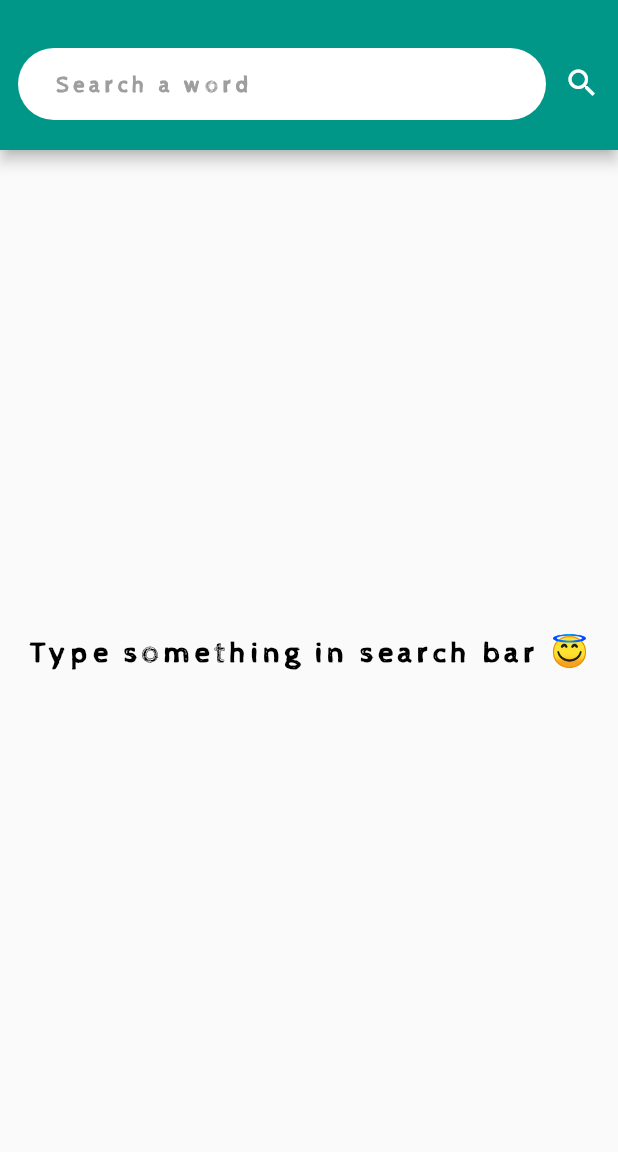
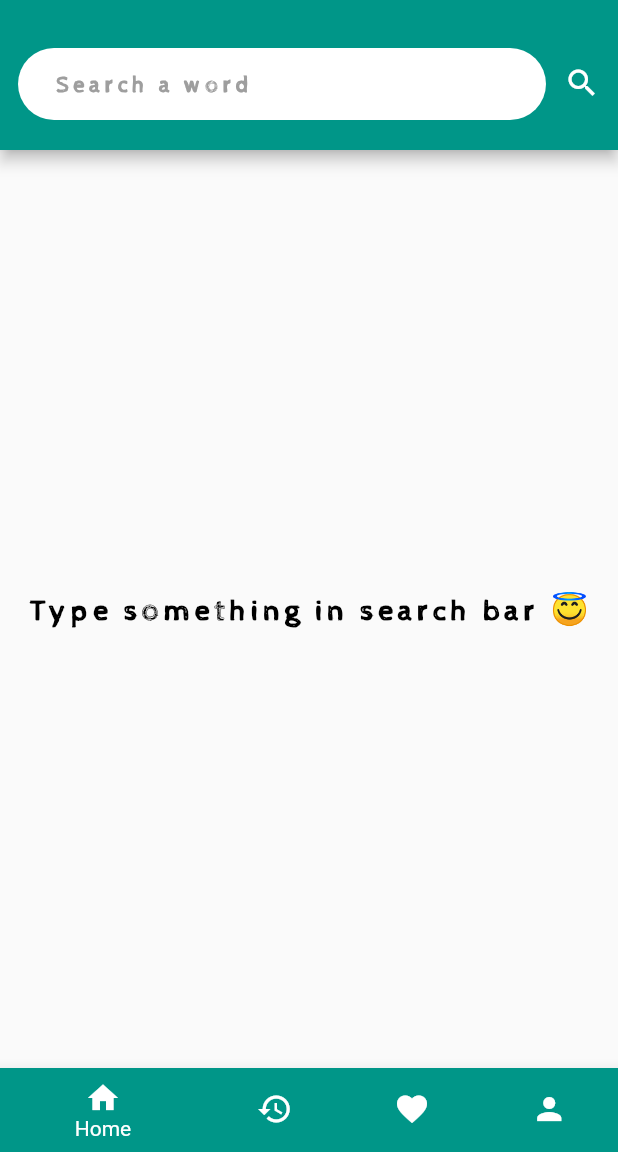
Before and after one commit to kmranrg/wicktionary, a Flutter app: the MyHomePage screen opened directly, after a tap on the "search" icon, on a phone screen of 412 x 824 dp, the part 84-1236 px from its top. Run offline on Flutter 3.47's test engine with Material 2 defaults, Android fonts, the phone set to English and light mode, and no system bars; our stand-ins replace avatar_glow.

Commit message:
bottom navigation bar

```diff
--- /dev/null
+++ b/lib/constants.dart
@@ -0,0 +1,19 @@
+import 'package:flutter/material.dart';
+
+final myBoldTextStyle = TextStyle(
+  fontSize: 35.0,
+  fontWeight: FontWeight.bold,
+  color: Colors.white,
+  decoration: TextDecoration.none,
+  fontFamily: 'Cabin Sketch Bold',
+  letterSpacing: 3,
+);
+
+final myRegularTextStyle = TextStyle(
+  fontSize: 15.0,
+  fontWeight: FontWeight.bold,
+  color: Colors.black,
+  decoration: TextDecoration.none,
+  fontFamily: 'Cabin Sketch Regular',
+  letterSpacing: 3,
+);
--- a/lib/home_page.dart
+++ b/lib/home_page.dart
@@ -1,8 +1,6 @@
-import 'dart:async';
-import 'dart:convert';
 import 'package:flutter/cupertino.dart';
 import 'package:flutter/material.dart';
-import 'package:http/http.dart';
+import 'package:wicktionary/widgets/home_tab.dart';
 
 class MyHomePage extends StatefulWidget {
   @override
@@ -10,198 +8,54 @@ class MyHomePage extends StatefulWidget {
 }
 
 class _MyHomePageState extends State<MyHomePage> {
-  var myBoldTextStyle = TextStyle(
-    fontSize: 35.0,
-    fontWeight: FontWeight.bold,
-    color: Colors.white,
-    decoration: TextDecoration.none,
-    fontFamily: 'Cabin Sketch Bold',
-    letterSpacing: 3,
-  );
+  int _currentIndex = 0;
 
-  var myRegularTextStyle = TextStyle(
-    fontSize: 15.0,
-    fontWeight: FontWeight.bold,
-    color: Colors.black,
-    decoration: TextDecoration.none,
-    fontFamily: 'Cabin Sketch Regular',
-    letterSpacing: 3,
-  );
-
-  String _url = "https://owlbot.info/api/v4/dictionary/";
-  String _token = "625a7118fed3ff3cf39b18e5044efad0a89b1a12";
-
-  TextEditingController _controller = TextEditingController();
-
-  StreamController _streamController;
-  Stream _stream;
-
-  Timer _debounce;
-
-  _search() async {
-    if (_controller.text == null || _controller.text.length == 0) {
-      _streamController.add(null);
-      return;
-    }
-
-    _streamController.add("waiting");
-    Response response = await get(Uri.parse(_url + _controller.text.trim()),
-        headers: {"Authorization": "Token " + _token});
-    _streamController.add(json.decode(response.body));
-  }
-
-  @override
-  void initState() {
-    super.initState();
-
-    _streamController = StreamController();
-    _stream = _streamController.stream;
-  }
+  var tabs = [
+    HomeTab(),
+    Center(
+      child: Text("History"),
+    ),
+    Center(
+      child: Text("Favorites"),
+    ),
+    Center(
+      child: Text("Developer"),
+    ),
+  ];
 
   @override
   Widget build(BuildContext context) {
     return Scaffold(
-      appBar: AppBar(
-        title: Center(
-            child: Padding(
-          padding: const EdgeInsets.only(top: 40.0, bottom: 10.0, right: 50.0),
-          child: Text(
-            "WICKTIONARY",
-            style: myBoldTextStyle,
+      body: tabs[_currentIndex],
+      bottomNavigationBar: BottomNavigationBar(
+        currentIndex: _currentIndex,
+        items: [
+          BottomNavigationBarItem(
+            icon: Icon(Icons.home),
+            label: "Home",
+            backgroundColor: Colors.teal,
           ),
-        )),
-        bottom: PreferredSize(
-          preferredSize: Size.fromHeight(100.0),
-          child: Row(
-            children: <Widget>[
-              Expanded(
-                child: Container(
-                  margin: const EdgeInsets.only(
-                      left: 12.0, bottom: 20.0, top: 22.0),
-                  decoration: BoxDecoration(
-                    color: Colors.white,
-                    borderRadius: BorderRadius.circular(24.0),
-                  ),
-                  child: TextFormField(
-                    onChanged: (String text) {
-                      if (_debounce?.isActive ?? false) _debounce.cancel();
-                      _debounce = Timer(const Duration(milliseconds: 1000), () {
-                        _search();
-                      });
-                    },
-                    controller: _controller,
-                    decoration: InputDecoration(
-                        hintText: "Search a word",
-                        contentPadding: const EdgeInsets.only(left: 24.0),
-                        border: InputBorder.none,
-                        hintStyle:
-                            myRegularTextStyle.copyWith(color: Colors.grey)),
-                  ),
-                ),
-              ),
-              IconButton(
-                icon: Icon(
-                  Icons.search,
-                  color: Colors.white,
-                ),
-                onPressed: () {
-                  _search();
-                },
-              )
-            ],
+          BottomNavigationBarItem(
+            icon: Icon(Icons.history),
+            label: "History",
+            backgroundColor: Colors.teal,
           ),
-        ),
-      ),
-      body: Container(
-        margin: const EdgeInsets.all(8.0),
-        child: StreamBuilder(
-          stream: _stream,
-          builder: (BuildContext ctx, AsyncSnapshot snapshot) {
-            if (snapshot.data == null) {
-              return Center(
-                child: Text(
-                  "Type something in search bar 😇",
-                  style: myRegularTextStyle.copyWith(fontSize: 20.0),
-                ),
-              );
-            }
-
-            // check the API response from the following statement
-            //print(snapshot);
-
-            try {
-              if (snapshot.data[0]["message"] == "No definition :(") {
-                return Center(
-                  child: Text(
-                    "No definition found 🥺",
-                    style: myRegularTextStyle.copyWith(
-                      fontSize: 20.0,
-                    ),
-                  ),
-                );
-              }
-            } catch (e) {
-              if (snapshot.data == "waiting") {
-                return Center(
-                  child: CircularProgressIndicator(),
-                );
-              }
-
-              return ListView.builder(
-                itemCount: snapshot.data["definitions"].length,
-                itemBuilder: (BuildContext context, int index) {
-                  return ListBody(
-                    children: <Widget>[
-                      Container(
-                        color: Colors.teal[50],
-                        child: ListTile(
-                          leading: snapshot.data["definitions"][index]
-                                      ["image_url"] ==
-                                  null
-                              ? null
-                              : CircleAvatar(
-                                  backgroundImage: NetworkImage(snapshot
-                                      .data["definitions"][index]["image_url"]),
-                                ),
-                          title: Text(
-                            _controller.text.trim() +
-                                " (" +
-                                snapshot.data["definitions"][index]["type"] +
-                                ")",
-                            style: myRegularTextStyle.copyWith(
-                              fontSize: 24.0,
-                            ),
-                          ),
-                        ),
-                      ),
-                      Padding(
-                        padding: const EdgeInsets.all(8.0),
-                        child: snapshot.data["pronunciation"] == null
-                            ? Text("")
-                            : Text(
-                                snapshot.data["pronunciation"],
-                                style: myRegularTextStyle.copyWith(
-                                    fontSize: 25.0, color: Colors.red),
-                              ),
-                      ),
-                      Padding(
-                        padding: const EdgeInsets.all(8.0),
-                        child: Text(
-                          snapshot.data["definitions"][index]["definition"],
-                          style: myRegularTextStyle.copyWith(
-                              fontSize: 25.0, letterSpacing: 1),
-                        ),
-                      ),
-                    ],
-                  );
-                },
-              );
-            }
-            return SizedBox(
-              height: 0.0,
-            );
-          },
-        ),
+          BottomNavigationBarItem(
+            icon: Icon(Icons.favorite),
+            label: "Favorites",
+            backgroundColor: Colors.teal,
+          ),
+          BottomNavigationBarItem(
+            icon: Icon(Icons.person),
+            label: "Developer",
+            backgroundColor: Colors.teal,
+          ),
+        ],
+        onTap: (index) {
+          setState(() {
+            _currentIndex = index;
+          });
+        },
       ),
     );
   }
--- /dev/null
+++ b/lib/widgets/developer_tab.dart
@@ -0,0 +1,8 @@
+import 'package:flutter/material.dart';
+
+class DeveloperTab extends StatelessWidget {
+  @override
+  Widget build(BuildContext context) {
+    return Container();
+  }
+}
--- /dev/null
+++ b/lib/widgets/favorites_tab.dart
@@ -0,0 +1,8 @@
+import 'package:flutter/material.dart';
+
+class FavoritesTab extends StatelessWidget {
+  @override
+  Widget build(BuildContext context) {
+    return Container();
+  }
+}
--- /dev/null
+++ b/lib/widgets/history_tab.dart
@@ -0,0 +1,8 @@
+import 'package:flutter/material.dart';
+
+class HistoryTab extends StatelessWidget {
+  @override
+  Widget build(BuildContext context) {
+    return Container();
+  }
+}
--- /dev/null
+++ b/lib/widgets/home_tab.dart
@@ -0,0 +1,208 @@
+import 'dart:async';
+import 'dart:convert';
+import 'package:flutter/cupertino.dart';
+import 'package:flutter/material.dart';
+import 'package:http/http.dart';
+
+class HomeTab extends StatefulWidget {
+  @override
+  _HomeTabState createState() => _HomeTabState();
+}
+
+class _HomeTabState extends State<HomeTab> {
+  var myBoldTextStyle = TextStyle(
+    fontSize: 35.0,
+    fontWeight: FontWeight.bold,
+    color: Colors.white,
+    decoration: TextDecoration.none,
+    fontFamily: 'Cabin Sketch Bold',
+    letterSpacing: 3,
+  );
+
+  var myRegularTextStyle = TextStyle(
+    fontSize: 15.0,
+    fontWeight: FontWeight.bold,
+    color: Colors.black,
+    decoration: TextDecoration.none,
+    fontFamily: 'Cabin Sketch Regular',
+    letterSpacing: 3,
+  );
+
+  String _url = "https://owlbot.info/api/v4/dictionary/";
+  String _token = "625a7118fed3ff3cf39b18e5044efad0a89b1a12";
+
+  TextEditingController _controller = TextEditingController();
+
+  StreamController _streamController;
+  Stream _stream;
+
+  Timer _debounce;
+
+  _search() async {
+    if (_controller.text == null || _controller.text.length == 0) {
+      _streamController.add(null);
+      return;
+    }
+
+    _streamController.add("waiting");
+    Response response = await get(Uri.parse(_url + _controller.text.trim()),
+        headers: {"Authorization": "Token " + _token});
+    _streamController.add(json.decode(response.body));
+  }
+
+  @override
+  void initState() {
+    super.initState();
+
+    _streamController = StreamController();
+    _stream = _streamController.stream;
+  }
+
+  @override
+  Widget build(BuildContext context) {
+    return Scaffold(
+      appBar: AppBar(
+        title: Center(
+            child: Padding(
+          padding: const EdgeInsets.only(top: 40.0, bottom: 10.0, right: 50.0),
+          child: Text(
+            "WICKTIONARY",
+            style: myBoldTextStyle,
+          ),
+        )),
+        bottom: PreferredSize(
+          preferredSize: Size.fromHeight(100.0),
+          child: Row(
+            children: <Widget>[
+              Expanded(
+                child: Container(
+                  margin: const EdgeInsets.only(
+                      left: 12.0, bottom: 20.0, top: 22.0),
+                  decoration: BoxDecoration(
+                    color: Colors.white,
+                    borderRadius: BorderRadius.circular(24.0),
+                  ),
+                  child: TextFormField(
+                    onChanged: (String text) {
+                      if (_debounce?.isActive ?? false) _debounce.cancel();
+                      _debounce = Timer(const Duration(milliseconds: 1000), () {
+                        _search();
+                      });
+                    },
+                    controller: _controller,
+                    decoration: InputDecoration(
+                        hintText: "Search a word",
+                        contentPadding: const EdgeInsets.only(left: 24.0),
+                        border: InputBorder.none,
+                        hintStyle:
+                            myRegularTextStyle.copyWith(color: Colors.grey)),
+                  ),
+                ),
+              ),
+              IconButton(
+                icon: Icon(
+                  Icons.search,
+                  color: Colors.white,
+                ),
+                onPressed: () {
+                  _search();
+                },
+              )
+            ],
+          ),
+        ),
+      ),
+      body: Container(
+        margin: const EdgeInsets.all(8.0),
+        child: StreamBuilder(
+          stream: _stream,
+          builder: (BuildContext ctx, AsyncSnapshot snapshot) {
+            if (snapshot.data == null) {
+              return Center(
+                child: Text(
+                  "Type something in search bar 😇",
+                  style: myRegularTextStyle.copyWith(fontSize: 20.0),
+                ),
+              );
+            }
+
+            // check the API response from the following statement
+            //print(snapshot);
+
+            try {
+              if (snapshot.data[0]["message"] == "No definition :(") {
+                return Center(
+                  child: Text(
+                    "No definition found 🥺",
+                    style: myRegularTextStyle.copyWith(
+                      fontSize: 20.0,
+                    ),
+                  ),
+                );
+              }
+            } catch (e) {
+              if (snapshot.data == "waiting") {
+                return Center(
+                  child: CircularProgressIndicator(),
+                );
+              }
+
+              return ListView.builder(
+                itemCount: snapshot.data["definitions"].length,
+                itemBuilder: (BuildContext context, int index) {
+                  return ListBody(
+                    children: <Widget>[
+                      Container(
+                        color: Colors.teal[50],
+                        child: ListTile(
+                          leading: snapshot.data["definitions"][index]
+                                      ["image_url"] ==
+                                  null
+                              ? null
+                              : CircleAvatar(
+                                  backgroundImage: NetworkImage(snapshot
+                                      .data["definitions"][index]["image_url"]),
+                                ),
+                          title: Text(
+                            _controller.text.trim() +
+                                " (" +
+                                snapshot.data["definitions"][index]["type"] +
+                                ")",
+                            style: myRegularTextStyle.copyWith(
+                              fontSize: 24.0,
+                            ),
+                          ),
+                        ),
+                      ),
+                      Padding(
+                        padding: const EdgeInsets.all(8.0),
+                        child: snapshot.data["pronunciation"] == null
+                            ? Text("")
+                            : Text(
+                                snapshot.data["pronunciation"],
+                                style: myRegularTextStyle.copyWith(
+                                    fontSize: 25.0, color: Colors.red),
+                              ),
+                      ),
+                      Padding(
+                        padding: const EdgeInsets.all(8.0),
+                        child: Text(
+                          snapshot.data["definitions"][index]["definition"],
+                          style: myRegularTextStyle.copyWith(
+                              fontSize: 25.0, letterSpacing: 1),
+                        ),
+                      ),
+                    ],
+                  );
+                },
+              );
+            }
+            return SizedBox(
+              height: 0.0,
+            );
+          },
+        ),
+      ),
+    );
+  }
+}
```
